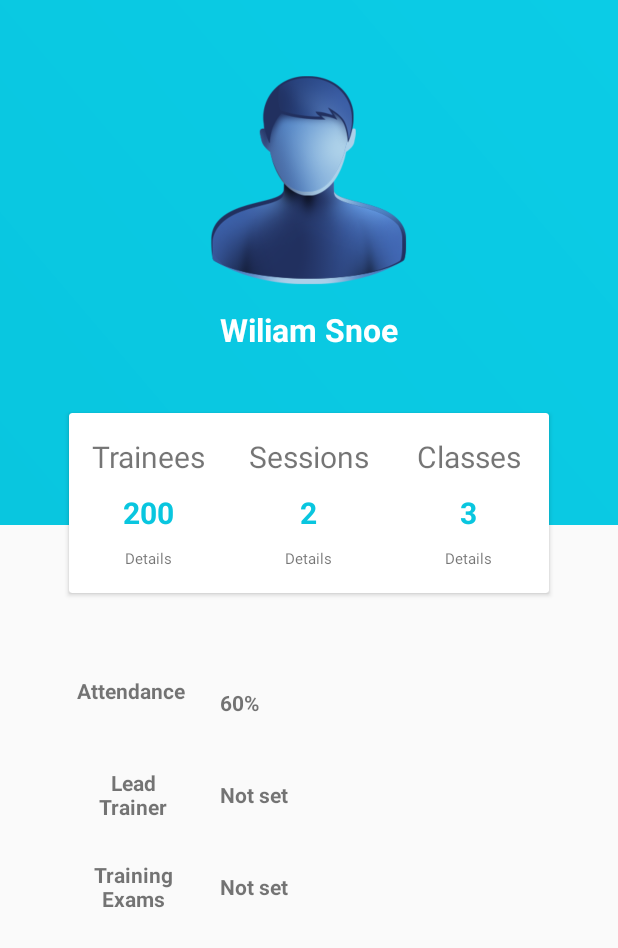
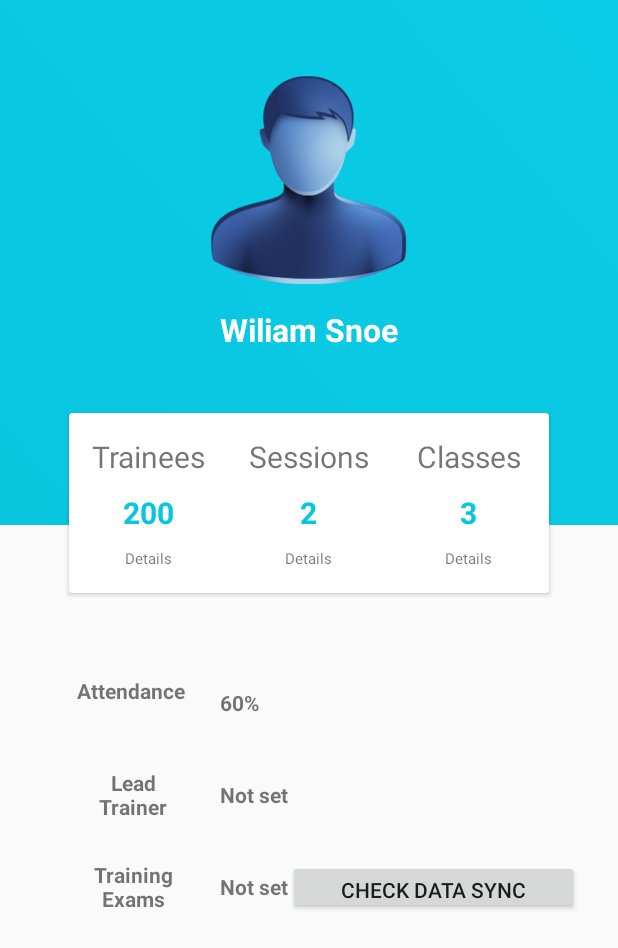
Before and after one commit to livinggoods/tremap-training, an Android app: the layout training_view_fragment.xml on its own in the app's theme, with its tools: preview values and no code run, on a phone screen of 412 x 824 dp. Shown: the top 948 px of the screen. Run offline under Robolectric (Android 15) with nearby library versions, the phone set to English and light mode, and no system bars; Roboto replaces fonts that are not available here.

Commit message:
Added snackbar for sync notification o db check

```diff
--- a/app/src/main/res/layout/training_view_fragment.xml
+++ b/app/src/main/res/layout/training_view_fragment.xml
@@ -223,6 +223,11 @@
                     android:layout_height="wrap_content"
                     android:paddingLeft="20dp"
                     android:text="Not set"/>
+                <Button
+                    android:layout_width="match_parent"
+                    android:layout_height="match_parent"
+                    android:text="Check data sync"
+                    android:id="@+id/syncercheck"/>
             </LinearLayout>
             <!--<LinearLayout
                 android:layout_marginTop="25dp"
```
Also changed, not shown: app/src/main/java/com/expansion/lg/kimaru/training/database/DatabaseHelper.java (+17 -2 lines), app/src/main/java/com/expansion/lg/kimaru/training/fragments/TrainingViewFragment.java (+23 -1 lines).
